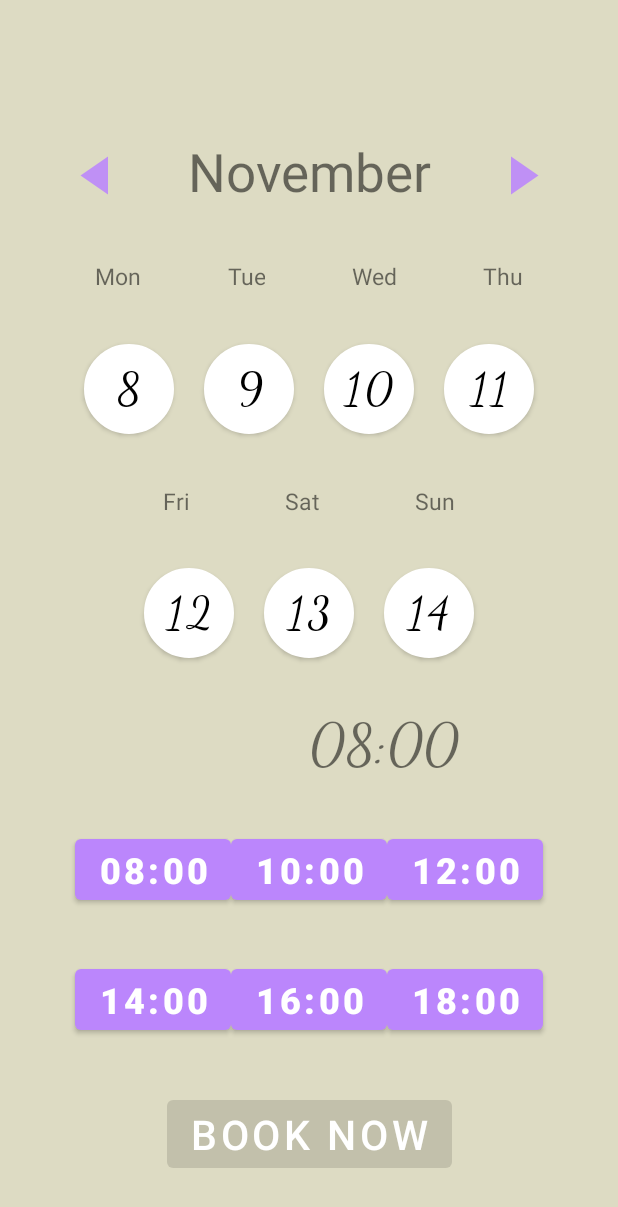
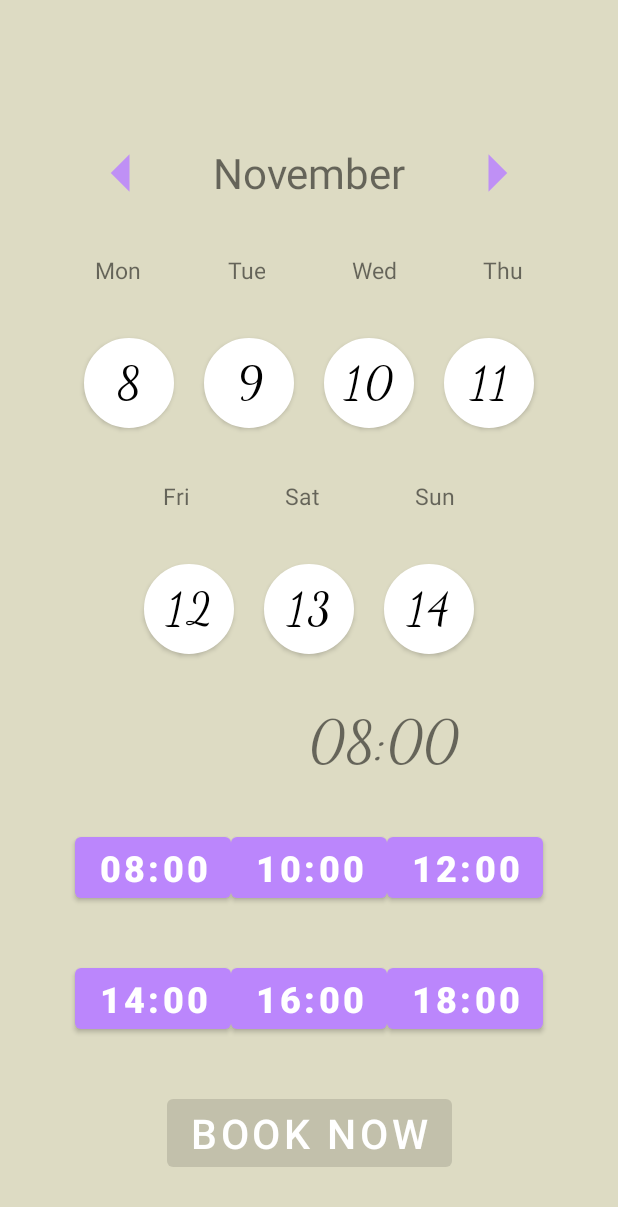
Before and after one commit to Saba2121/Lash-extension, an Android app: the CalendarActivity screen opened directly, with no data from a screen before it, after a tap on "08:00", on a phone screen of 412 x 824 dp. Shown: the top 1207 px of the screen. Run offline under Robolectric (Android 15) with nearby library versions, the phone set to English and light mode, and no system bars; 1 statement that could not run was skipped.

Commit message:
Set the date for the first and last circle.

```diff
--- a/app/src/main/java/pl/saba/lashextension/CalendarActivity.java
+++ b/app/src/main/java/pl/saba/lashextension/CalendarActivity.java
@@ -14,6 +14,8 @@ import java.time.YearMonth;
 import java.util.Calendar;
 import java.util.Date;
 import java.util.Objects;
+
+import static java.lang.String.valueOf;
 
 public class CalendarActivity extends AppCompatActivity {
     private String dateString = null;
@@ -39,7 +41,7 @@ public class CalendarActivity extends AppCompatActivity {
         Button bookNow = findViewById(R.id.bookNow);
         TextView saveHour = findViewById(R.id.saveHour);
         TextView saveDate = findViewById(R.id.saveDate);
-        TextView monthAndYear = findViewById(R.id.monthAndYearTextView);
+        TextView monthAndYear = findViewById(R.id.nameOfMonthTextView);
         Button next = findViewById(R.id.nextBtn);
         Button previous = findViewById(R.id.previousBtn);
         Button eight = findViewById(R.id.eight);
@@ -65,24 +67,28 @@ public class CalendarActivity extends AppCompatActivity {
 
         next.setOnClickListener(v -> {
             calendar.add(Calendar.DATE, 7);
-            setDateOfMonthOnButtons(calendar, monthAndYear);
+            setDayOfMonthOnButtons(calendar, monthAndYear);
         });
 
         previous.setOnClickListener(v -> {
             calendar.add(Calendar.DATE, -7);
-            setDateOfMonthOnButtons(calendar, monthAndYear);
+            setDayOfMonthOnButtons(calendar, monthAndYear);
 
         });
         mon.setOnClickListener(v -> {
-            saveDate.setText("date");
-//            dateString =date;
-            lockAndUnlockButton(bookNow);
+            Date date = calendar.getTime();
+            saveDate.setText(date.toString());
+            dateString = date.toString();
+            lockOrUnlockButton(bookNow);
         });
 
         calendar = Calendar.getInstance();
+        Integer dayOfWeek = calendar.get(Calendar.DAY_OF_WEEK);
         calendar.setTime(new Date());
+        calendar.add(Calendar.DATE, -dayOfWeek + 2);
+        System.out.println("data = " + calendar.getTime());
 
-        setDateOfMonthOnButtons(calendar, monthAndYear);
+        setDayOfMonthOnButtons(calendar, monthAndYear);
 
         setTimeOnControls(eight, saveHour, "08:00", bookNow);
         setTimeOnControls(ten, saveHour, "10:00", bookNow);
@@ -108,73 +114,55 @@ public class CalendarActivity extends AppCompatActivity {
         button.setOnClickListener(v -> {
             textView.setText(hour);
             timeString = hour;
-            lockAndUnlockButton(bookNow);
+            lockOrUnlockButton(bookNow);
         });
     }
 
-    private void lockAndUnlockButton(Button bookNow) {
+    private void lockOrUnlockButton(Button bookNow) {
         Boolean result = Objects.nonNull(dateString) && Objects.nonNull(timeString);
         bookNow.setEnabled(result);
+
     }
 
-    private Integer countNumberOfDayInCircle(Integer dayOfMonth, Integer dayOfWeek,
-                                             Integer circleOfNumber, Integer numberOfDaysInCurrentMonth,
-                                             Integer numberOfDaysInPreviousMonth) {
-        Integer different = dayOfMonth - dayOfWeek + circleOfNumber;
+    private Integer countNumberOfDayInCircle(Integer dayOfMonth, Integer circleOfNumber,
+                                             Integer numberOfDaysInCurrentMonth) {
+        Integer different = dayOfMonth + circleOfNumber;
         if (different > numberOfDaysInCurrentMonth) {
             return different - numberOfDaysInCurrentMonth;
-        } else if (different < 1) {
-            return different + numberOfDaysInPreviousMonth;
+
         } else {
             return different;
         }
     }
 
-    private void setDateOfMonthOnButtons(Calendar calendar, TextView monthAndYear) {
-        Integer dayOfWeek = calendar.get(Calendar.DAY_OF_WEEK);
+    private void setDayOfMonthOnButtons(Calendar calendar, TextView nameOfMonth) {
         Integer dayOfMonth = calendar.get(Calendar.DAY_OF_MONTH);
         Integer year = calendar.get(Calendar.YEAR);
         Integer month = calendar.get(Calendar.MONTH) + 1;
         Integer daysInMonth = YearMonth.of(year, month).lengthOfMonth();
-        Integer daysInPreviousMonth = YearMonth.of(year, (month - 1) == 0 ? 12 : month - 1).lengthOfMonth();
 
+        mon.setText(valueOf(countNumberOfDayInCircle(dayOfMonth, 0, daysInMonth)));
+        tue.setText(valueOf(countNumberOfDayInCircle(dayOfMonth, 1, daysInMonth)));
+        wed.setText(valueOf(countNumberOfDayInCircle(dayOfMonth, 2, daysInMonth)));
+        thu.setText(valueOf(countNumberOfDayInCircle(dayOfMonth, 3, daysInMonth)));
+        fri.setText(valueOf(countNumberOfDayInCircle(dayOfMonth, 4, daysInMonth)));
+        sat.setText(valueOf(countNumberOfDayInCircle(dayOfMonth, 5, daysInMonth)));
+        sun.setText(valueOf(countNumberOfDayInCircle(dayOfMonth, 6, daysInMonth)));
 
-        mon.setText(String.valueOf(countNumberOfDayInCircle(dayOfMonth, dayOfWeek,
-                2, daysInMonth, daysInPreviousMonth)));
-        tue.setText(String.valueOf(countNumberOfDayInCircle(dayOfMonth, dayOfWeek,
-                3, daysInMonth, daysInPreviousMonth)));
-        wed.setText(String.valueOf(countNumberOfDayInCircle(dayOfMonth, dayOfWeek,
-                4, daysInMonth, daysInPreviousMonth)));
-        thu.setText(String.valueOf(countNumberOfDayInCircle(dayOfMonth, dayOfWeek,
-                5, daysInMonth, daysInPreviousMonth)));
-        fri.setText(String.valueOf(countNumberOfDayInCircle(dayOfMonth, dayOfWeek,
-                6, daysInMonth, daysInPreviousMonth)));
-        sat.setText(String.valueOf(countNumberOfDayInCircle(dayOfMonth, dayOfWeek,
-                7, daysInMonth, daysInPreviousMonth)));
-        sun.setText(String.valueOf(countNumberOfDayInCircle(dayOfMonth, dayOfWeek,
-                8, daysInMonth, daysInPreviousMonth)));
-
-        Integer daysDiffForFirstCircle = -dayOfWeek + 2;
         Calendar calendarForFirstCircle = (Calendar) calendar.clone();
-        calendarForFirstCircle.add(Calendar.DATE, daysDiffForFirstCircle);
         String nameOfMonthForFirstCircle = getNameOfMonths(calendarForFirstCircle.get(Calendar.MONTH));
 
-        Integer daysDiffForLastCircle = -dayOfWeek + 8;
         Calendar calendarForLastCircle = (Calendar) calendar.clone();
-        calendarForLastCircle.add(Calendar.DATE, daysDiffForLastCircle);
+        calendarForLastCircle.add(Calendar.DATE, 6);
         String nameOfMonthForLastCircle = getNameOfMonths(calendarForLastCircle.get(Calendar.MONTH));
 
-
         if (nameOfMonthForFirstCircle.equals(nameOfMonthForLastCircle)) {
-            monthAndYear.setText(nameOfMonthForFirstCircle);
+            nameOfMonth.setText(nameOfMonthForFirstCircle);
 
         } else {
-            monthAndYear.setText(nameOfMonthForFirstCircle + "/ " + nameOfMonthForLastCircle);
+            nameOfMonth.setText(nameOfMonthForFirstCircle + "/ " + nameOfMonthForLastCircle);
         }
-
-
 //        sun.setBackgroundColor(Color.parseColor("#DD090A"));
-
     }
 
     private String getNameOfMonths(Integer numberOfMonth) {
@@ -206,7 +194,5 @@ public class CalendarActivity extends AppCompatActivity {
                 return "December";
 
         }
-
-
     }
 }
--- a/app/src/main/res/layout/activity_person.xml
+++ b/app/src/main/res/layout/activity_person.xml
@@ -28,7 +28,6 @@
         android:layout_height="wrap_content"
         android:layout_marginTop="20dp"
         android:hint="Name"
-        android:text="@string/name"
         android:textColorHint="@color/purple_200"
         android:textColor="@color/black"
         android:textSize="20sp" />
--- a/app/src/main/res/layout/activity_week_view.xml
+++ b/app/src/main/res/layout/activity_week_view.xml
@@ -10,42 +10,42 @@
 
 
     <TextView
-        android:id="@+id/monthAndYearTextView"
+        android:id="@+id/nameOfMonthTextView"
         android:layout_width="wrap_content"
         android:layout_height="wrap_content"
         android:gravity="center"
-        android:padding="1dp"
-        android:textSize="35sp"
+        android:textSize="28sp"
         app:layout_constraintBottom_toTopOf="@id/tueBtn"
         app:layout_constraintEnd_toStartOf="@id/nextBtn"
         app:layout_constraintStart_toEndOf="@id/previousBtn"
         app:layout_constraintTop_toTopOf="parent"
-        app:layout_constraintVertical_bias="0.483"
         tools:text="October 2021" />
 
     <Button
         android:id="@+id/previousBtn"
-        android:layout_width="wrap_content"
-        android:layout_height="wrap_content"
+        android:layout_width="60dp"
+        android:layout_height="60dp"
         android:gravity="center"
-        android:textSize="30sp"
+        android:textSize="25sp"
+        android:layout_marginStart="15dp"
         android:background="@drawable/ic_arrow_left"
         app:layout_constraintBottom_toTopOf="@id/monBtn"
-        app:layout_constraintEnd_toStartOf="@id/monthAndYearTextView"
+        app:layout_constraintEnd_toStartOf="@id/nameOfMonthTextView"
         app:layout_constraintStart_toStartOf="parent"
         app:layout_constraintTop_toTopOf="parent" />
 
     <Button
         android:id="@+id/nextBtn"
-        android:layout_width="wrap_content"
-        android:layout_height="wrap_content"
+        android:layout_width="60dp"
+        android:layout_height="60dp"
         android:gravity="center"
         android:orientation="vertical"
-        android:textSize="30sp"
+        android:textSize="25sp"
+        android:layout_marginEnd="15dp"
         android:background="@drawable/ic_arrow_right"
         app:layout_constraintBottom_toTopOf="@id/thuBtn"
         app:layout_constraintEnd_toEndOf="parent"
-        app:layout_constraintStart_toEndOf="@id/monthAndYearTextView"
+        app:layout_constraintStart_toEndOf="@id/nameOfMonthTextView"
         app:layout_constraintTop_toTopOf="parent" />
 
     <TextView
@@ -58,7 +58,7 @@
         app:layout_constraintBottom_toTopOf="@id/monBtn"
         app:layout_constraintEnd_toStartOf="@id/tueTextView"
         app:layout_constraintStart_toStartOf="parent"
-        app:layout_constraintTop_toBottomOf="@id/monthAndYearTextView"
+        app:layout_constraintTop_toBottomOf="@id/nameOfMonthTextView"
         app:layout_constraintHorizontal_chainStyle="spread"
         tools:text="Mon" />
 
@@ -88,7 +88,7 @@
         app:layout_constraintBottom_toTopOf="@id/tueBtn"
         app:layout_constraintEnd_toStartOf="@id/wedTextView"
         app:layout_constraintStart_toEndOf="@id/monTextView"
-        app:layout_constraintTop_toBottomOf="@id/monthAndYearTextView"
+        app:layout_constraintTop_toBottomOf="@id/nameOfMonthTextView"
         tools:text="Tue" />
 
     <Button
@@ -116,7 +116,7 @@
         app:layout_constraintBottom_toTopOf="@id/wedBtn"
         app:layout_constraintEnd_toStartOf="@id/thuTextView"
         app:layout_constraintStart_toEndOf="@id/tueTextView"
-        app:layout_constraintTop_toBottomOf="@id/monthAndYearTextView"
+        app:layout_constraintTop_toBottomOf="@id/nameOfMonthTextView"
         tools:text="Wed" />
 
     <Button
@@ -144,7 +144,7 @@
         app:layout_constraintBottom_toTopOf="@id/thuBtn"
         app:layout_constraintEnd_toEndOf="parent"
         app:layout_constraintStart_toEndOf="@id/wedTextView"
-        app:layout_constraintTop_toBottomOf="@id/monthAndYearTextView"
+        app:layout_constraintTop_toBottomOf="@id/nameOfMonthTextView"
         tools:text="Thu" />
 
     <Button
@@ -355,7 +355,7 @@
         android:id="@+id/bookNow"
         android:layout_width="wrap_content"
         android:layout_height="wrap_content"
-        android:enabled="true"
+        android:enabled="false"
         android:text="@string/book_now"
         android:textAllCaps="true"
         android:textColor="@color/white"
```
